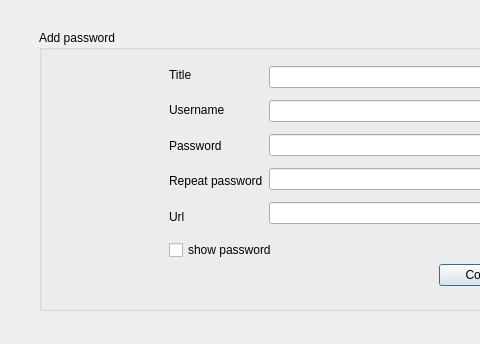
kuczi55/Password-manager, file addform.ui: the form before one commit; both pictures show x 0 to 480 and y 0 to 344 of the 693 by 344 pixel window.
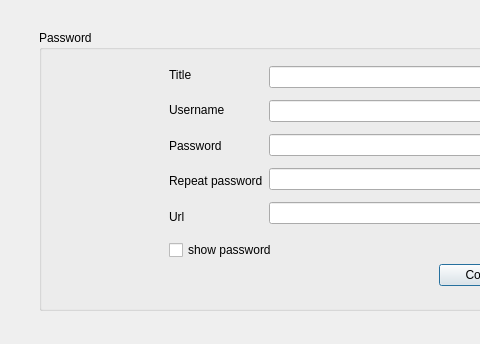
The form after the commit.

What changed in the file:
```diff
--- a/addform.ui
+++ b/addform.ui
@@ -23,7 +23,7 @@
     </rect>
    </property>
    <property name="title">
-    <string>Add password</string>
+    <string>Password</string>
    </property>
    <widget class="QCheckBox" name="checkBox">
     <property name="geometry">
@@ -38,7 +38,7 @@
      <string>show password</string>
     </property>
    </widget>
-   <widget class="QWidget" name="">
+   <widget class="QWidget" name="layoutWidget">
     <property name="geometry">
      <rect>
       <x>130</x>
@@ -116,7 +116,7 @@
      </item>
     </layout>
    </widget>
-   <widget class="QWidget" name="">
+   <widget class="QWidget" name="layoutWidget">
     <property name="geometry">
      <rect>
       <x>400</x>
```
Left out of the diff: 2 changed lines with no effect on the pictures.
